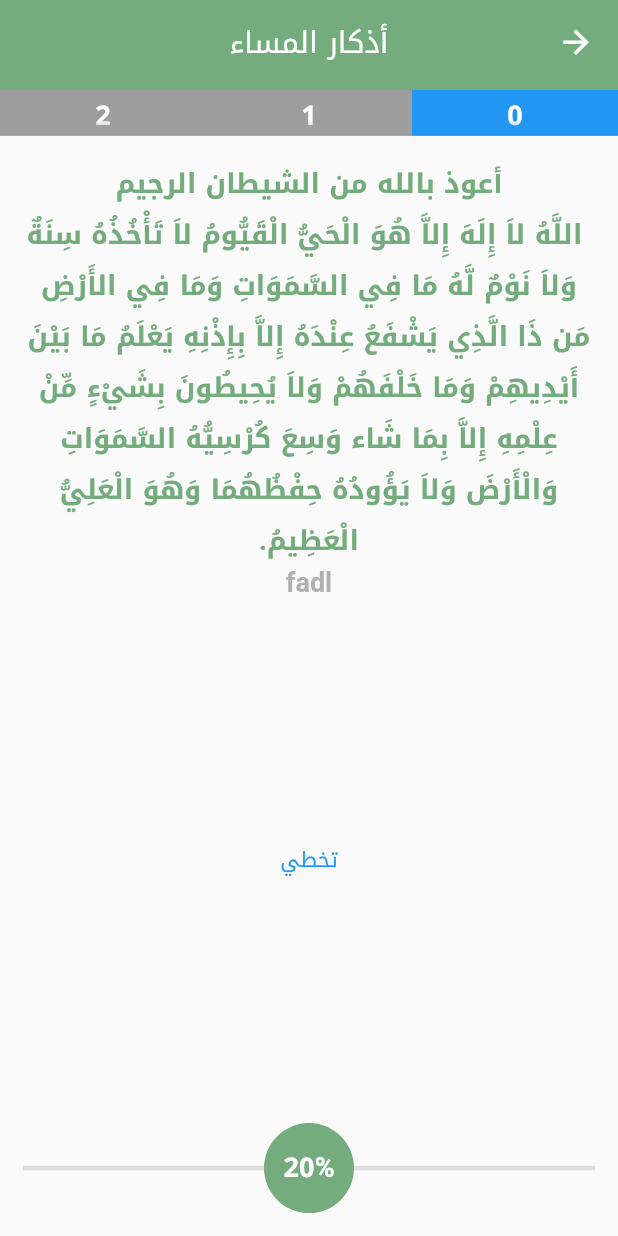
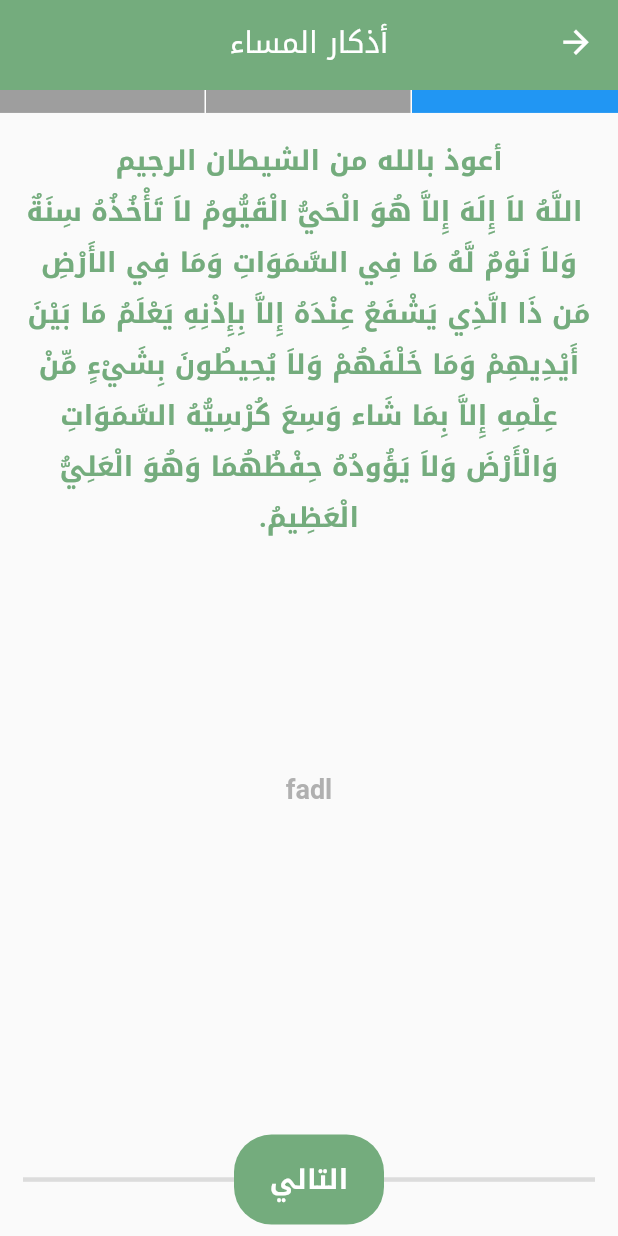
Before and after one commit to devhasanalhamed/athkar, a Flutter app: the AthkarPage screen opened by its route, on a phone screen of 412 x 824 dp. Run offline on Flutter 3.47's test engine with Material 2 defaults, Android fonts, the phone set to English and light mode, and no system bars; our stand-ins replace font_awesome_flutter; network calls fail.

Commit message:
page swipe are now available

```diff
--- a/lib/app/view/pages/athkar_page.dart
+++ b/lib/app/view/pages/athkar_page.dart
@@ -15,8 +15,9 @@ class AthkarPage extends StatefulWidget {
 
 class _AthkarPageState extends State<AthkarPage> {
   var indexer = 0;
-  var rounds = 1;
-  var counter = 1;
+  final myPageController = PageController(
+    initialPage: 0,
+  );
 
   @override
   Widget build(BuildContext context) {
@@ -29,114 +30,86 @@ class _AthkarPageState extends State<AthkarPage> {
         MediaQuery.of(context).padding.top -
         myAppBar.preferredSize.height;
 
-    int counts() {
-      var x = 0;
-      for (int i = 0; i < athkarList.length; i++) {
-        x += athkarList[i].rounds;
-      }
-      return x;
-    }
-
-    void next(bool skip) {
-      if (indexer < athkarList.length - 1 && rounds == 1 ||
-          indexer < athkarList.length - 1 && skip) {
-        setState(() {
-          indexer += 1;
-          rounds = athkarList[indexer].rounds;
-          counter += 1;
-        });
-      } else if (indexer < athkarList.length - 1) {
-        setState(() {
-          rounds -= 1;
-          counter += 1;
-        });
-      }
-    }
-
-    void previous() {
-      setState(() {
-        indexer -= 1;
-        rounds = 1;
-        counter -= 1;
-      });
-    }
-
     return Directionality(
       textDirection: TextDirection.rtl,
       child: Scaffold(
         appBar: myAppBar,
-        body: GestureDetector(
-          onTap: () {
-            if (indexer < athkarList.length - 1) {
-              setState(() {
-                indexer += 1;
-              });
-            }
-          },
-          onDoubleTap: () {
-            if (indexer != 0) {
-              setState(() {
-                indexer--;
-              });
-            }
-          },
-          child: Column(
+        body: Column(
           children: [
             SizedBox(
-                height: screenSize * 0.04,
+              height: screenSize * 0.02,
               child: Row(
                 children: [
                   for (int i = 0; i < athkarList.length; i++)
                     Expanded(
                       child: Container(
-                          color: indexer == i ? Colors.blue : Colors.grey,
-                          child: Center(
-                              child: Text(
-                            '$i',
-                            style: const TextStyle(color: Colors.white),
-                          )),
+                        decoration: BoxDecoration(
+                          color: indexer >= i ? Colors.blue : Colors.grey,
+                          border: i == 0
+                              ? null
+                              : const Border(
+                                  right: BorderSide(
+                                    color: Colors.white,
+                                  ),
+                                ),
+                        ),
                       ),
                     ),
                 ],
               ),
             ),
-              Padding(
+            SizedBox(
+              height: screenSize * 0.98,
+              child: InkWell(
+                onTap: () {
+                  myPageController.nextPage(
+                      duration: const Duration(milliseconds: 300),
+                      curve: Curves.easeIn);
+                },
+                onDoubleTap: () {
+                  myPageController.previousPage(
+                      duration: const Duration(milliseconds: 300),
+                      curve: Curves.easeIn);
+                },
+                child: Padding(
                   padding: EdgeInsets.only(
                     top: screenSize * 0.02,
                     right: screenSize * 0.02,
                     left: screenSize * 0.02,
+                    bottom: screenSize * 0.01,
                   ),
-                child: SizedBox(
-                  height: screenSize * 0.92,
-                  child: Column(
+                  child: PageView(
+                    controller: myPageController,
+                    onPageChanged: (index) {
+                      setState(() {
+                        indexer = index;
+                      });
+                    },
+                    children: [
+                      for (int i = 0; i < athkarList.length; i++)
+                        Column(
                           mainAxisAlignment: MainAxisAlignment.spaceBetween,
                           children: [
-                      Column(
-                        mainAxisAlignment: MainAxisAlignment.spaceAround,
+                            SizedBox(
+                              height: screenSize * 0.70,
+                              child: ListView(
                                 children: [
                                   Text(
-                            athkarList[indexer].content,
+                                    athkarList[i].content,
                                     textAlign: TextAlign.center,
                                     textDirection: TextDirection.rtl,
                                   ),
+                                  SizedBox(
+                                    height: screenSize * 0.2,
+                                  ),
                                   Text(
-                            athkarList[indexer].fadl,
+                                    athkarList[i].fadl,
                                     textAlign: TextAlign.center,
                                     textDirection: TextDirection.rtl,
-                            style:
-                                TextStyle(color: Colors.grey.withOpacity(0.8)),
+                                    style: TextStyle(
+                                        color: Colors.grey.withOpacity(0.8)),
                                   ),
                                 ],
-                      ),
-                      SizedBox(
-                        width: double.infinity,
-                        child: TextButton(
-                          onPressed: indexer == athkarList.length - 1
-                              ? () => Navigator.of(context).pop()
-                              : () => next(true),
-                          child: indexer == athkarList.length - 1
-                              ? const Text('النهاية')
-                              : const Text('تخطي'),
                               ),
                             ),
                             Stack(
@@ -147,17 +120,31 @@ class _AthkarPageState extends State<AthkarPage> {
                                 ),
                                 Container(
                                   height: 60,
-                            width: double.infinity,
+                                  width: 100,
                                   decoration: BoxDecoration(
-                              shape: BoxShape.circle,
+                                    borderRadius: const BorderRadius.all(
+                                      Radius.circular(25),
+                                    ),
+                                    shape: BoxShape.rectangle,
                                     color: Theme.of(context).primaryColor,
                                   ),
                                   child: Center(
-                                child: Text(
-                              '${(counter / counts() * 100).toInt()}%',
-                              textDirection: TextDirection.ltr,
-                              style: Theme.of(context).textTheme.titleSmall,
-                            )),
+                                    child: indexer == athkarList.length - 1
+                                        ? const Text(
+                                            'النهاية',
+                                            style: TextStyle(
+                                              color: Colors.white,
+                                            ),
+                                          )
+                                        : Text(
+                                            'التالي',
+                                            style: const TextStyle(
+                                              color: Colors.white,
+                                            ),
+                                          ),
+                                  ),
+                                ),
+                              ],
                             ),
                           ],
                         ),
@@ -165,8 +152,8 @@ class _AthkarPageState extends State<AthkarPage> {
                   ),
                 ),
               ),
+            ),
           ],
-          ),
         ),
       ),
     );
```
Lines whose indentation alone changed are shown as unchanged.
